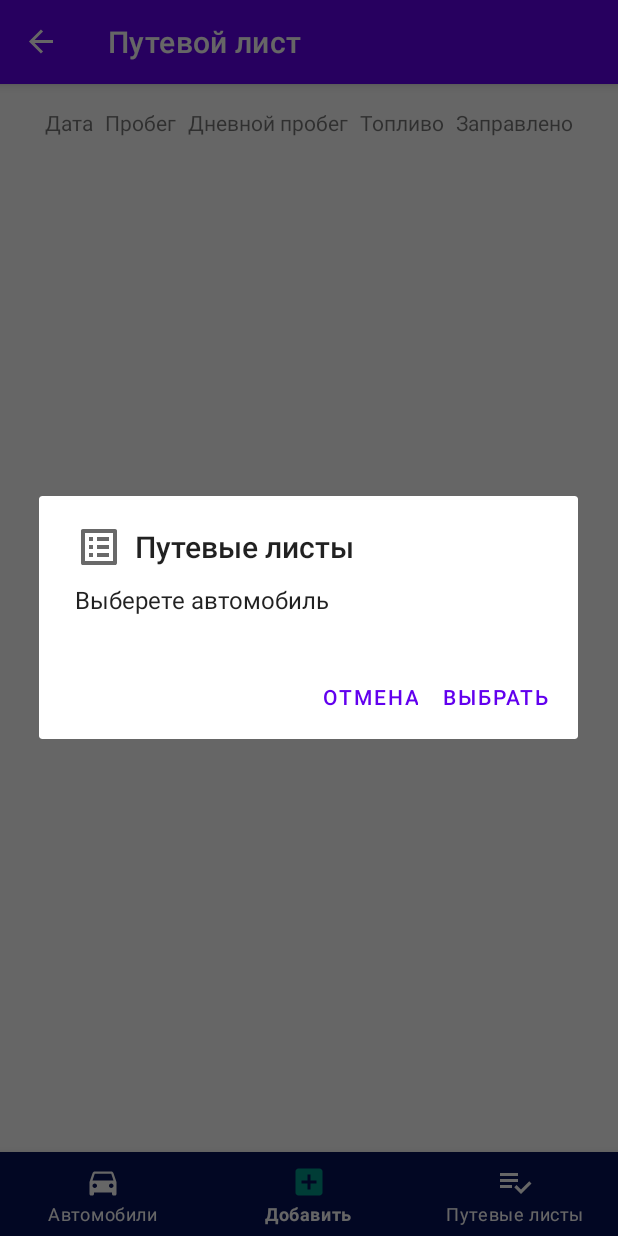
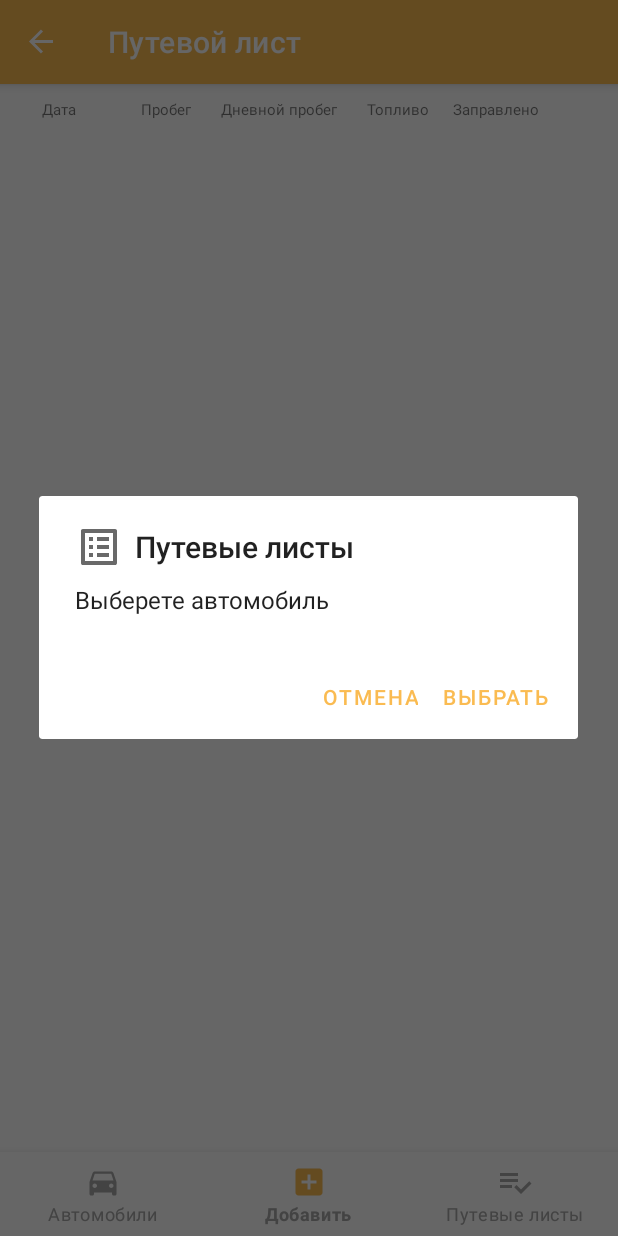
Before and after one commit to ge0graff/waybill, an Android app: the WaybillFragment screen opened through its navigation route, on a phone screen of 412 x 824 dp. Run offline under Robolectric (Android 15) with nearby library versions, the phone set to English and light mode, and no system bars; our stand-ins replace Dagger/Hilt's generated code, Room's generated code, navigation-ui; libraries missing offline, so code that uses them is left out: androidx.hilt, androidx.hilt.lifecycle; 1 statement that could not run was skipped.

Commit message:
Waybill 1.0.5

```diff
--- a/app/src/main/java/com/example/waybill/presentation/ui/fragments/mainfragment/MainFragmentViewModel.kt
+++ b/app/src/main/java/com/example/waybill/presentation/ui/fragments/mainfragment/MainFragmentViewModel.kt
@@ -45,8 +45,8 @@ class MainFragmentViewModel @ViewModelInject constructor (
                 }
             )
         }
-        val waybill = Waybills(null, SelectedCar.id, SelectedCar.mileage, mileageSum.toString(),
-            fuelRemaining.toString(), refuelValue, DataObject.mouths)
+        val waybill = Waybills(null, SelectedCar.id, SelectedCar.mileage, mileageSum.roundToInt().toString(),
+            fuelRemaining.roundToInt().toString(), refuelValue, DataObject.mouths)
         waybillsDao.insert(waybill)
     }
 }
--- a/app/src/main/res/drawable/btton_nav_selector.xml
+++ b/app/src/main/res/drawable/btton_nav_selector.xml
@@ -1,8 +1,8 @@
 <?xml version="1.0" encoding="utf-8"?>
 <selector xmlns:android="http://schemas.android.com/apk/res/android">
     <item android:state_checked="true"
-        android:color="#009688"/>
+        android:color="#FABB51"/>
     <item android:state_checked="false"
-        android:color="@color/white"/>
+        android:color="#A8A8A8"/>
 
 </selector>
--- a/app/src/main/res/drawable/ic_baseline_add_box_24.xml
+++ b/app/src/main/res/drawable/ic_baseline_add_box_24.xml
@@ -1,5 +1,7 @@
-<vector android:height="30dp" android:tint="#2F7535"
+<vector android:height="30dp" android:tint="#A8A8A8"
     android:viewportHeight="24" android:viewportWidth="24"
     android:width="30dp" xmlns:android="http://schemas.android.com/apk/res/android">
-    <path android:fillColor="@android:color/white" android:pathData="M19,3L5,3c-1.11,0 -2,0.9 -2,2v14c0,1.1 0.89,2 2,2h14c1.1,0 2,-0.9 2,-2L21,5c0,-1.1 -0.9,-2 -2,-2zM17,13h-4v4h-2v-4L7,13v-2h4L11,7h2v4h4v2z"/>
+    <path
+        android:fillColor="#A8A8A8"
+        android:pathData="M19,3L5,3c-1.11,0 -2,0.9 -2,2v14c0,1.1 0.89,2 2,2h14c1.1,0 2,-0.9 2,-2L21,5c0,-1.1 -0.9,-2 -2,-2zM17,13h-4v4h-2v-4L7,13v-2h4L11,7h2v4h4v2z"/>
 </vector>
--- a/app/src/main/res/drawable/ic_my_car.xml
+++ b/app/src/main/res/drawable/ic_my_car.xml
@@ -5,6 +5,6 @@
     android:viewportHeight="24"
     android:tint="?attr/colorControlNormal">
   <path
-      android:fillColor="@android:color/white"
+      android:fillColor="#A8A8A8"
       android:pathData="M18.92,6.01C18.72,5.42 18.16,5 17.5,5h-11c-0.66,0 -1.21,0.42 -1.42,1.01L3,12v8c0,0.55 0.45,1 1,1h1c0.55,0 1,-0.45 1,-1v-1h12v1c0,0.55 0.45,1 1,1h1c0.55,0 1,-0.45 1,-1v-8l-2.08,-5.99zM6.5,16c-0.83,0 -1.5,-0.67 -1.5,-1.5S5.67,13 6.5,13s1.5,0.67 1.5,1.5S7.33,16 6.5,16zM17.5,16c-0.83,0 -1.5,-0.67 -1.5,-1.5s0.67,-1.5 1.5,-1.5 1.5,0.67 1.5,1.5 -0.67,1.5 -1.5,1.5zM5,11l1.5,-4.5h11L19,11L5,11z"/>
 </vector>
--- a/app/src/main/res/drawable/ic_my_list.xml
+++ b/app/src/main/res/drawable/ic_my_list.xml
@@ -5,6 +5,6 @@
     android:viewportHeight="24"
     android:tint="?attr/colorControlNormal">
   <path
-      android:fillColor="@android:color/white"
+      android:fillColor="#A8A8A8"
       android:pathData="M14,10H2v2h12V10zM14,6H2v2h12V6zM2,16h8v-2H2V16zM21.5,11.5L23,13l-6.99,7l-4.51,-4.5L13,14l3.01,3L21.5,11.5z"/>
 </vector>
--- a/app/src/main/res/layout/activity_main.xml
+++ b/app/src/main/res/layout/activity_main.xml
@@ -12,9 +12,9 @@
         android:layout_width="match_parent"
         android:layout_height="wrap_content"
         android:layout_alignParentBottom="true"
-        android:background="#061159"
+        android:background="#FFFFFF"
         app:itemIconTint="@drawable/btton_nav_selector"
-        app:itemTextColor="@color/white"
+        app:itemTextColor="#A8A8A8"
         app:layout_constraintBottom_toBottomOf="parent"
         app:layout_constraintEnd_toEndOf="parent"
         app:layout_constraintStart_toStartOf="parent"
--- a/app/src/main/res/layout/fragment_waybill.xml
+++ b/app/src/main/res/layout/fragment_waybill.xml
@@ -4,90 +4,74 @@
     xmlns:tools="http://schemas.android.com/tools"
     android:layout_width="match_parent"
     android:layout_height="match_parent"
+    android:layout_gravity="fill"
     tools:context=".presentation.ui.fragments.waybillfragment.WaybillFragment">
 
-    <androidx.constraintlayout.widget.ConstraintLayout
-        android:id="@+id/waybill_fragment"
+    <LinearLayout
         android:layout_width="match_parent"
-        android:layout_height="match_parent">
+        android:layout_height="match_parent"
+        android:orientation="vertical"
+        android:gravity="fill">
 
-        <androidx.constraintlayout.widget.ConstraintLayout
-            android:id="@+id/constraintLayout"
-            android:layout_width="wrap_content"
-            android:layout_height="0dp"
-            android:layout_marginStart="32dp"
-            android:layout_marginEnd="32dp"
-            app:layout_constraintEnd_toEndOf="parent"
-            app:layout_constraintStart_toStartOf="parent"
-            app:layout_constraintTop_toTopOf="parent">
+        <LinearLayout
+            android:layout_width="match_parent"
+            android:layout_height="wrap_content"
+            android:orientation="horizontal">
 
             <TextView
                 android:id="@+id/wb_data"
                 android:layout_width="wrap_content"
                 android:layout_height="wrap_content"
-                android:layout_marginStart="8dp"
-                android:layout_marginTop="16dp"
-                android:layout_marginEnd="8dp"
+                android:layout_marginStart="28dp"
+                android:layout_marginTop="10dp"
+                android:layout_marginEnd="5dp"
                 android:layout_marginBottom="16dp"
                 android:text="Дата"
-                app:layout_constraintBottom_toBottomOf="parent"
-                app:layout_constraintEnd_toStartOf="@+id/textView2"
-                app:layout_constraintStart_toStartOf="parent"
-                app:layout_constraintTop_toTopOf="parent"
-                app:layout_constraintVertical_bias="0.0" />
+                android:textSize="10dp" />
 
             <TextView
                 android:id="@+id/textView2"
                 android:layout_width="wrap_content"
                 android:layout_height="wrap_content"
-                android:layout_marginStart="8dp"
+                android:layout_marginStart="38dp"
+                android:layout_marginTop="10dp"
                 android:text="Пробег"
-                app:layout_constraintBottom_toBottomOf="@+id/wb_data"
-                app:layout_constraintStart_toEndOf="@+id/wb_data"
-                app:layout_constraintTop_toTopOf="@+id/wb_data" />
+                android:textSize="10dp" />
 
             <TextView
                 android:id="@+id/textView3"
                 android:layout_width="wrap_content"
                 android:layout_height="wrap_content"
-                android:layout_marginStart="8dp"
+                android:layout_marginStart="20dp"
+                android:layout_marginTop="10dp"
                 android:text="Дневной пробег"
-                app:layout_constraintBottom_toBottomOf="@+id/textView2"
-                app:layout_constraintStart_toEndOf="@+id/textView2"
-                app:layout_constraintTop_toTopOf="@+id/textView2" />
+                android:textSize="10dp" />
 
             <TextView
                 android:id="@+id/textView4"
                 android:layout_width="wrap_content"
                 android:layout_height="wrap_content"
-                android:layout_marginStart="8dp"
+                android:layout_marginStart="20dp"
+                android:layout_marginTop="10dp"
                 android:text="Топливо"
-                app:layout_constraintBottom_toBottomOf="@+id/textView3"
-                app:layout_constraintStart_toEndOf="@+id/textView3"
-                app:layout_constraintTop_toTopOf="@+id/textView3" />
+                android:textSize="10dp" />
 
             <TextView
                 android:id="@+id/textView5"
                 android:layout_width="wrap_content"
                 android:layout_height="wrap_content"
-                android:layout_marginStart="8dp"
-                android:layout_marginEnd="8dp"
+                android:layout_marginStart="15dp"
+                android:layout_marginTop="10dp"
+                android:layout_marginEnd="3dp"
                 android:text="Заправлено"
-                app:layout_constraintBottom_toBottomOf="@+id/textView4"
-                app:layout_constraintEnd_toEndOf="parent"
-                app:layout_constraintStart_toEndOf="@+id/textView4"
-                app:layout_constraintTop_toTopOf="@+id/textView4"
-                app:layout_constraintVertical_bias="0.0" />
-        </androidx.constraintlayout.widget.ConstraintLayout>
+                android:textSize="10dp" />
+        </LinearLayout>
 
         <androidx.recyclerview.widget.RecyclerView
             android:id="@+id/waybill_rc_view"
-            android:layout_width="0dp"
-            android:layout_height="0dp"
-            app:layout_constraintBottom_toBottomOf="parent"
-            app:layout_constraintEnd_toEndOf="parent"
-            app:layout_constraintStart_toStartOf="parent"
-            app:layout_constraintTop_toBottomOf="@+id/constraintLayout" />
+            android:layout_width="match_parent"
+            android:layout_height="match_parent" />
 
-    </androidx.constraintlayout.widget.ConstraintLayout>
+    </LinearLayout>
+
 </FrameLayout>
--- a/app/src/main/res/values/colors.xml
+++ b/app/src/main/res/values/colors.xml
@@ -2,7 +2,7 @@
 <resources>
     <color name="purple_200">#FFBB86FC</color>
     <color name="purple_500">#FF6200EE</color>
-    <color name="purple_700">#FF3700B3</color>
+    <color name="purple_700">#FFFFFF</color>
     <color name="teal_200">#FF03DAC5</color>
     <color name="teal_700">#FF018786</color>
     <color name="black">#FF000000</color>
--- a/app/src/main/res/values/themes.xml
+++ b/app/src/main/res/values/themes.xml
@@ -2,13 +2,13 @@
     <!-- Base application theme. -->
     <style name="Theme.Waybill" parent="Theme.MaterialComponents.DayNight.DarkActionBar">
         <!-- Primary brand color. -->
-        <item name="colorPrimary">@color/purple_500</item>
-        <item name="colorPrimaryVariant">@color/purple_700</item>
+        <item name="colorPrimary">#FABB51</item>
+        <item name="colorPrimaryVariant">#202020</item>
         <item name="colorOnPrimary">@color/white</item>
         <!-- Secondary brand color. -->
-        <item name="colorSecondary">@color/teal_200</item>
-        <item name="colorSecondaryVariant">@color/teal_700</item>
-        <item name="colorOnSecondary">@color/black</item>
+        <item name="colorSecondary">#FABB51</item>
+        <item name="colorSecondaryVariant">#3E8E7E</item>
+        <item name="colorOnSecondary">#FAEDC6</item>
 <!--        <item name="windowActionBar">false</item>-->
 <!--        <item name="windowNoTitle">true</item>-->
         <!-- Status bar color. -->
```
Also changed, not shown: app/src/main/java/com/example/waybill/presentation/ui/fragments/carinfofragment/CarInfoFragment.kt (+0 -30 lines), app/src/main/java/com/example/waybill/presentation/ui/recyclerviews/waybill/WaybillAdapter.kt (+5 -5 lines), app/src/main/res/layout/add_car_dialog.xml (+0 -8 lines), app/src/main/res/layout/fragment_car_info.xml (+4 -3 lines), app/src/main/res/layout/fragment_main.xml (+15 -16 lines), app/src/main/res/layout/waybill_item.xml (+16 -16 lines).
